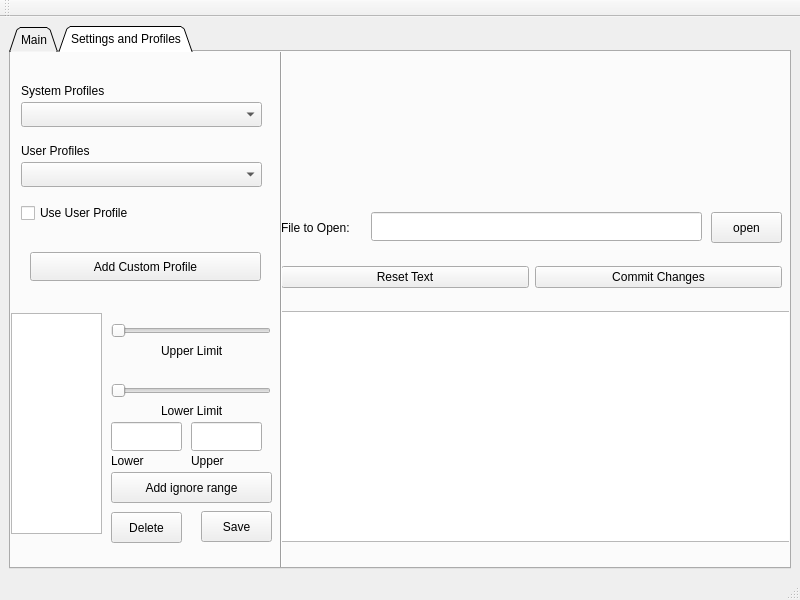
This is Correlation2.ui in tboudreaux/PHY-2002 as Qt 5 draws it before an edit. The edited form follows.
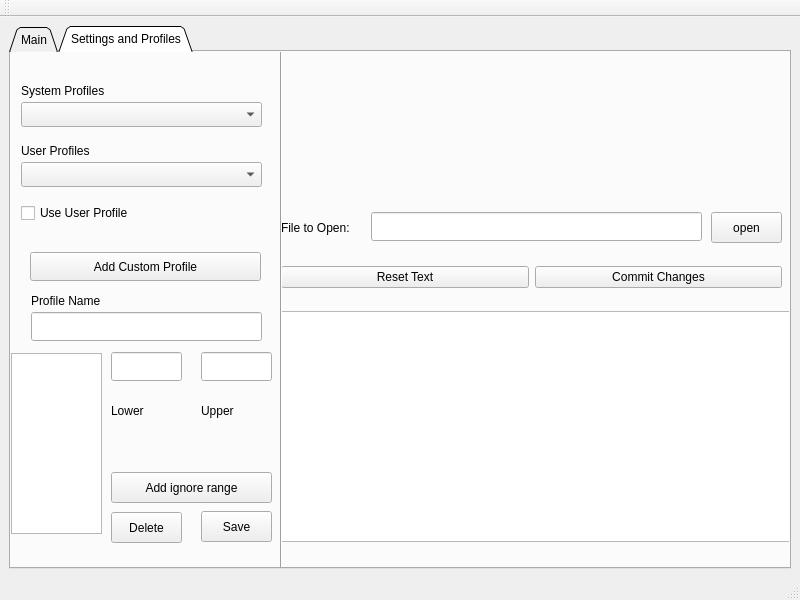
This is the edited form. The open tabs and pages were chosen to show the change.

Commit message: Implimented the persistant profile system for cross correlation

Diff of the .ui file:
```diff
--- a/Correlation2.ui
+++ b/Correlation2.ui
@@ -15,7 +15,7 @@
   </property>
   <widget class="QWidget" name="CrossCore_2">
    <layout class="QGridLayout" name="gridLayout">
-    <item row="0" column="1">
+    <item row="0" column="0">
      <widget class="QTabWidget" name="tabWidget">
       <property name="tabShape">
        <enum>QTabWidget::Triangular</enum>
@@ -208,64 +208,12 @@
         <property name="geometry">
          <rect>
           <x>0</x>
-          <y>261</y>
+          <y>301</y>
           <width>91</width>
-          <height>221</height>
+          <height>181</height>
          </rect>
         </property>
        </widget>
-       <widget class="QSlider" name="lowerbound">
-        <property name="geometry">
-         <rect>
-          <x>100</x>
-          <y>270</y>
-          <width>160</width>
-          <height>17</height>
-         </rect>
-        </property>
-        <property name="orientation">
-         <enum>Qt::Horizontal</enum>
-        </property>
-       </widget>
-       <widget class="QLabel" name="upperboundlabel">
-        <property name="geometry">
-         <rect>
-          <x>150</x>
-          <y>290</y>
-          <width>81</width>
-          <height>17</height>
-         </rect>
-        </property>
-        <property name="text">
-         <string>Upper Limit</string>
-        </property>
-       </widget>
-       <widget class="QSlider" name="upperbound">
-        <property name="geometry">
-         <rect>
-          <x>100</x>
-          <y>330</y>
-          <width>160</width>
-          <height>17</height>
-         </rect>
-        </property>
-        <property name="orientation">
-         <enum>Qt::Horizontal</enum>
-        </property>
-       </widget>
-       <widget class="QLabel" name="loweboundlabel">
-        <property name="geometry">
-         <rect>
-          <x>150</x>
-          <y>350</y>
-          <width>91</width>
-          <height>17</height>
-         </rect>
-        </property>
-        <property name="text">
-         <string>Lower Limit</string>
-        </property>
-       </widget>
        <widget class="QPushButton" name="addout">
         <property name="geometry">
          <rect>
@@ -299,7 +247,7 @@
         <property name="geometry">
          <rect>
           <x>100</x>
-          <y>370</y>
+          <y>300</y>
           <width>71</width>
           <height>29</height>
          </rect>
@@ -308,8 +256,8 @@
        <widget class="QLineEdit" name="lineEdit_2">
         <property name="geometry">
          <rect>
-          <x>180</x>
-          <y>370</y>
+          <x>190</x>
+          <y>300</y>
           <width>71</width>
           <height>29</height>
          </rect>
@@ -319,7 +267,7 @@
         <property name="geometry">
          <rect>
           <x>100</x>
-          <y>400</y>
+          <y>350</y>
           <width>66</width>
           <height>17</height>
          </rect>
@@ -331,8 +279,8 @@
        <widget class="QLabel" name="label_2">
         <property name="geometry">
          <rect>
-          <x>180</x>
-          <y>400</y>
+          <x>190</x>
+          <y>350</y>
           <width>66</width>
           <height>17</height>
          </rect>
@@ -475,6 +423,29 @@
          <string>open</string>
         </property>
        </widget>
+       <widget class="QLineEdit" name="ProfileName">
+        <property name="geometry">
+         <rect>
+          <x>20</x>
+          <y>260</y>
+          <width>231</width>
+          <height>29</height>
+         </rect>
+        </property>
+       </widget>
+       <widget class="QLabel" name="label_9">
+        <property name="geometry">
+         <rect>
+          <x>20</x>
+          <y>240</y>
+          <width>91</width>
+          <height>17</height>
+         </rect>
+        </property>
+        <property name="text">
+         <string>Profile Name</string>
+        </property>
+       </widget>
       </widget>
      </widget>
     </item>
```
Left out of the diff: 6 changed lines with no effect on the pictures. The commit also changes 3 other files.
